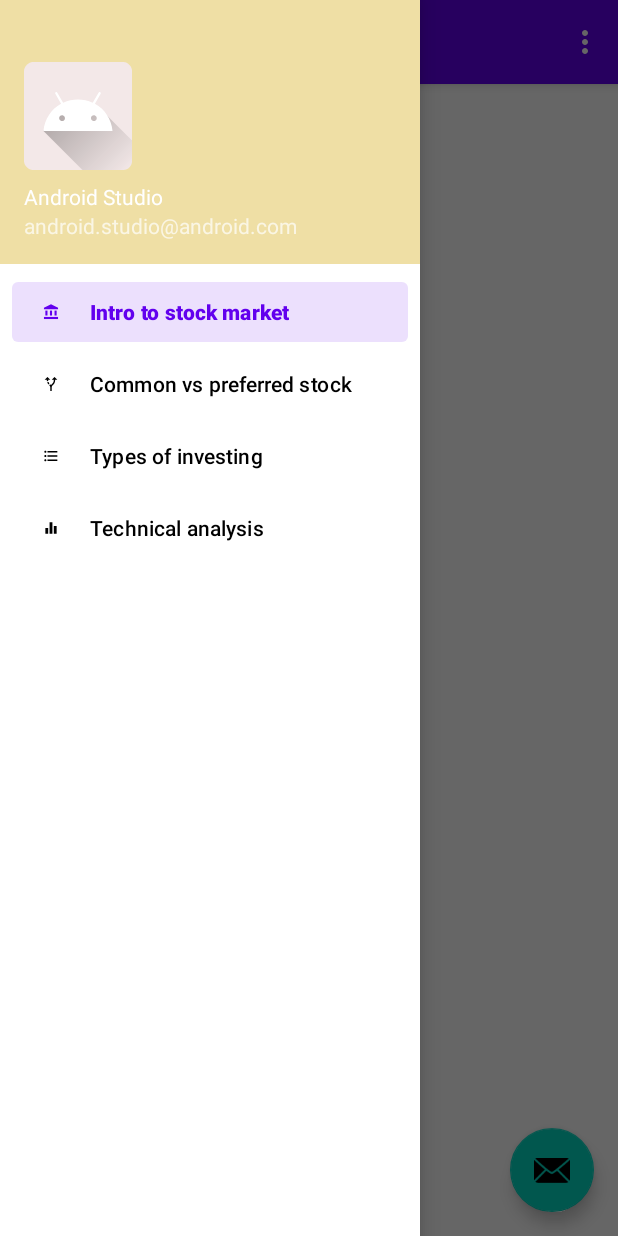
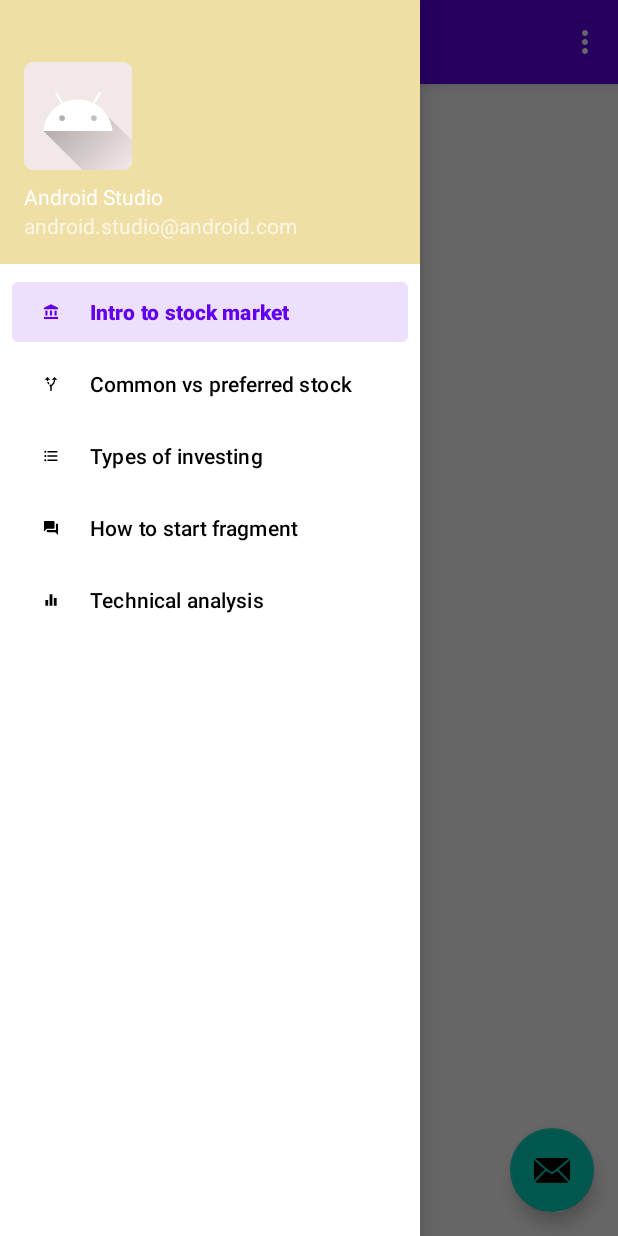
Before and after one commit to Surfy2004/StocksieApp, an Android app: the screen it shows after launch (MainActivity), with the side drawer open, on a phone screen of 412 x 824 dp. Run offline under Robolectric (Android 15) with nearby library versions, the light colour scheme and no system bars; our stand-ins replace navigation-ui.

Commit message:
Add how to start fragment

```diff
--- /dev/null
+++ b/app/src/main/res/drawable/how_to_start_foreground.xml
@@ -0,0 +1,15 @@
+<vector xmlns:android="http://schemas.android.com/apk/res/android"
+    android:width="108dp"
+    android:height="108dp"
+    android:viewportWidth="108"
+    android:viewportHeight="108"
+    android:tint="#9F1616">
+  <group android:scaleX="2.1141"
+      android:scaleY="2.1141"
+      android:translateX="28.6308"
+      android:translateY="28.6308">
+    <path
+        android:fillColor="@android:color/white"
+        android:pathData="M21,6h-2v9L6,15v2c0,0.55 0.45,1 1,1h11l4,4L22,7c0,-0.55 -0.45,-1 -1,-1zM17,12L17,3c0,-0.55 -0.45,-1 -1,-1L3,2c-0.55,0 -1,0.45 -1,1v14l4,-4h10c0.55,0 1,-0.45 1,-1z"/>
+  </group>
+</vector>
--- a/app/src/main/res/menu/activity_main_drawer.xml
+++ b/app/src/main/res/menu/activity_main_drawer.xml
@@ -17,6 +17,10 @@
             android:icon="@drawable/types_of_investing_foreground"
             android:title="Types of investing" />
         <item
+            android:id="@+id/how_to_start"
+            android:icon="@drawable/how_to_start_foreground"
+            android:title="How to start fragment" />
+        <item
             android:id="@+id/nav_technical_analysis"
             android:icon="@drawable/technical_analysis_foreground"
             android:title="Technical analysis" />
--- /dev/null
+++ b/app/src/main/res/mipmap-anydpi-v26/how_to_start.xml
@@ -0,0 +1,5 @@
+<?xml version="1.0" encoding="utf-8"?>
+<adaptive-icon xmlns:android="http://schemas.android.com/apk/res/android">
+    <background android:drawable="@color/how_to_start_background"/>
+    <foreground android:drawable="@drawable/how_to_start_foreground"/>
+</adaptive-icon>
--- /dev/null
+++ b/app/src/main/res/mipmap-anydpi-v26/how_to_start_round.xml
@@ -0,0 +1,5 @@
+<?xml version="1.0" encoding="utf-8"?>
+<adaptive-icon xmlns:android="http://schemas.android.com/apk/res/android">
+    <background android:drawable="@color/how_to_start_background"/>
+    <foreground android:drawable="@drawable/how_to_start_foreground"/>
+</adaptive-icon>
--- a/app/src/main/res/navigation/mobile_navigation.xml
+++ b/app/src/main/res/navigation/mobile_navigation.xml
@@ -24,6 +24,12 @@
         tools:layout="@layout/fragment_slideshow" />
 
     <fragment
+        android:id="@+id/how_to_start"
+        android:name="com.example.stocksieapp.HowToStartFragment"
+        android:label="How to start"
+        tools:layout="@layout/fragment_slideshow" />
+
+    <fragment
         android:id="@+id/nav_technical_analysis"
         android:name="com.example.stocksieapp.TechnicalAnalysisFragment"
         android:label="Technical analysis"
--- /dev/null
+++ b/app/src/main/res/values/how_to_start_background.xml
@@ -0,0 +1,4 @@
+<?xml version="1.0" encoding="utf-8"?>
+<resources>
+    <color name="how_to_start_background">#EFDFA5</color>
+</resources>
```
Also changed, not shown: app/src/main/java/com/example/stocksieapp/HowToStartFragment.kt (added, +31 -0 lines), app/src/main/java/com/example/stocksieapp/HowToStartViewModel.kt (added, +7 -0 lines), app/src/main/res/layout/how_to_start_fragment.xml (added, +14 -0 lines), app/src/main/how_to_start-playstore.png (added), app/src/main/res/mipmap-hdpi/how_to_start.png (added), app/src/main/res/mipmap-hdpi/how_to_start_round.png (added), app/src/main/res/mipmap-mdpi/how_to_start.png (added), app/src/main/res/mipmap-mdpi/how_to_start_round.png (added), app/src/main/res/mipmap-xhdpi/how_to_start.png (added), app/src/main/res/mipmap-xhdpi/how_to_start_round.png (added), app/src/main/res/mipmap-xxhdpi/how_to_start.png (added), app/src/main/res/mipmap-xxhdpi/how_to_start_round.png (added), app/src/main/res/mipmap-xxxhdpi/how_to_start.png (added), app/src/main/res/mipmap-xxxhdpi/how_to_start_round.png (added).
